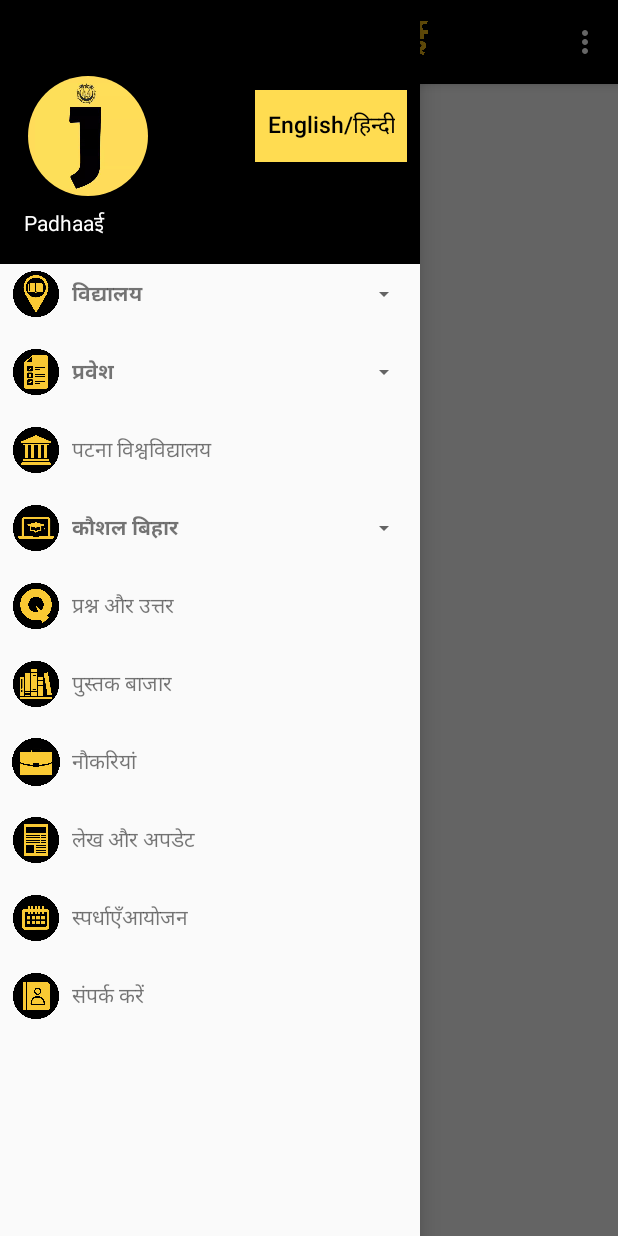
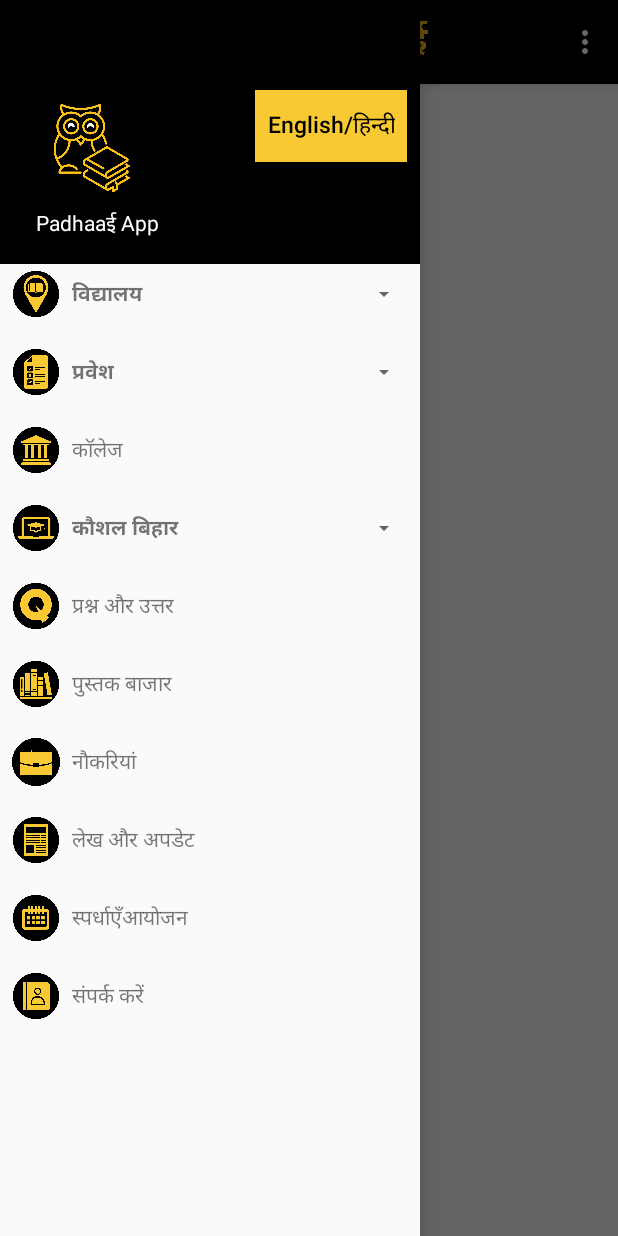
Before and after one commit to mohammed-azeemuddin/JMI-Application, an Android app: the MainActivity screen opened directly, with no data from a screen before it, after a tap on "English/हिन्दी", on a phone screen of 412 x 824 dp. Run offline under Robolectric (Android 15) with nearby library versions, the phone set to English and light mode, and no system bars; our stand-ins replace AdMob, CircleImageView; 1 other tap on this screen came first.

Commit message:
changes in files

```diff
--- a/app/src/main/java/com/gc/jmihelp/MainActivity.java
+++ b/app/src/main/java/com/gc/jmihelp/MainActivity.java
@@ -210,7 +210,7 @@ public class MainActivity extends AppCompatActivity
                                 .addChildModel(new ChildModel("अध्ययन सामग्री"))
                                 .addChildModel(new ChildModel("समाचार लेख"))
                 )
-                .addHeaderModel(new HeaderModel("पटना विश्वविद्यालय", R.drawable.ic_patna))
+                .addHeaderModel(new HeaderModel("कॉलेज", R.drawable.ic_patna))
                 .addHeaderModel(
                         new HeaderModel("कौशल बिहार", R.drawable.couses, true)
                                 .addChildModel(new ChildModel("समावेशी विकास"))
@@ -244,7 +244,7 @@ public class MainActivity extends AppCompatActivity
 //                            Common.showToast(context, "Entrance Select");
                         } else if (groupPosition == 2) {
                             //Patna
-                            bundle.putString("data", "https://gurucool.xyz/timeline&u=PatnaUniversityHelp&ref=se");
+                            bundle.putString("data", "https://gurucool.xyz/bihar-colleges");
                             intent.putExtras(bundle);
                             finish();
                             startActivity(intent);
@@ -430,7 +430,7 @@ public class MainActivity extends AppCompatActivity
                                 .addChildModel(new ChildModel("Study Materials"))
                                 .addChildModel(new ChildModel("News and Articles"))
                 )
-                .addHeaderModel(new HeaderModel("Patna University", R.drawable.ic_patna))
+                .addHeaderModel(new HeaderModel("College", R.drawable.ic_patna))
                 .addHeaderModel(
                         new HeaderModel("Skill Bihar", R.drawable.couses, true)
                                 .addChildModel(new ChildModel("Overall Development"))
@@ -464,7 +464,7 @@ public class MainActivity extends AppCompatActivity
                             //Common.showToast(context, "Entrance Select");
                         } else if (groupPosition == 2) {
                             //Patna
-                            bundle.putString("data", "https://gurucool.xyz/timeline&u=PatnaUniversityHelp&ref=se");
+                            bundle.putString("data", "https://gurucool.xyz/bihar-colleges");
                             intent.putExtras(bundle);
                             finish();
                             startActivity(intent);
--- a/app/src/main/res/layout/activity_main.xml
+++ b/app/src/main/res/layout/activity_main.xml
@@ -51,6 +51,7 @@
                 android:layout_height="wrap_content"
                 android:layout_marginLeft="170dp"
                 android:layout_marginTop="60dp"
+                android:background="#f9c933"
                 android:backgroundTintMode="multiply"
                 android:paddingLeft="8dp"
                 android:paddingRight="8dp"
@@ -58,7 +59,6 @@
                 android:textAlignment="center"
                 android:textAllCaps="false"
                 android:textColor="#000000"
-                android:background="#ffdc51"
                 android:textSize="15dp"></Button>
         </LinearLayout>
 
--- a/app/src/main/res/layout/nav_header_main.xml
+++ b/app/src/main/res/layout/nav_header_main.xml
@@ -18,14 +18,15 @@
         android:id="@+id/profile_image"
         android:layout_width="85dp"
         android:layout_height="80dp"
-        android:src="@drawable/jmihelpicon"
+        android:src="@drawable/ll"
         app:civ_border_width="0dp"
         app:civ_border_color="#FF000000"/>
 
     <TextView
         android:layout_width="match_parent"
         android:layout_height="wrap_content"
-        android:paddingTop="@dimen/nav_header_vertical_spacing"
+        android:paddingTop="0dp"
+        android:paddingLeft="8dp"
         android:text="@string/app_name"
         android:textAppearance="@style/TextAppearance.AppCompat.Body1" />
 
--- a/app/src/main/res/values/strings.xml
+++ b/app/src/main/res/values/strings.xml
@@ -1,5 +1,5 @@
 <resources>
-    <string name="app_name">Padhaaई</string>
+    <string name="app_name">Padhaaई App</string>
     <string name="app_name1">ECC</string>
     <string name="app_name2">JMI Help</string>
     <string name="navigation_drawer_open">Open navigation drawer</string>
```
Also changed, not shown: app/src/main/res/drawable/ll.png (added).
